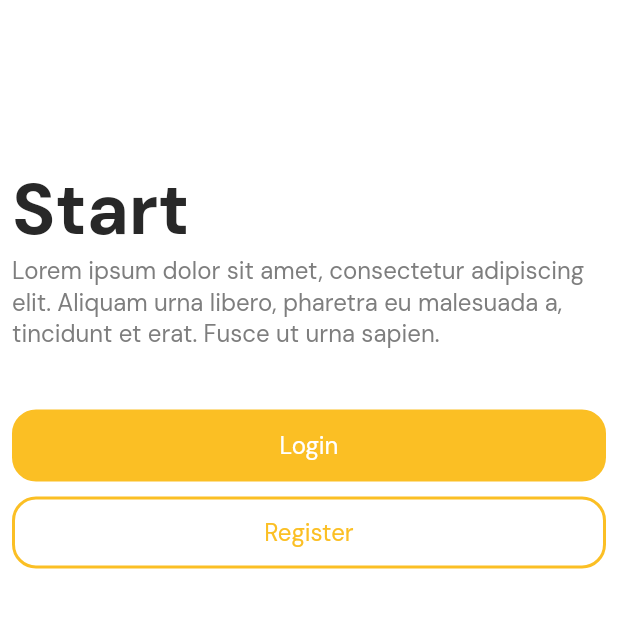
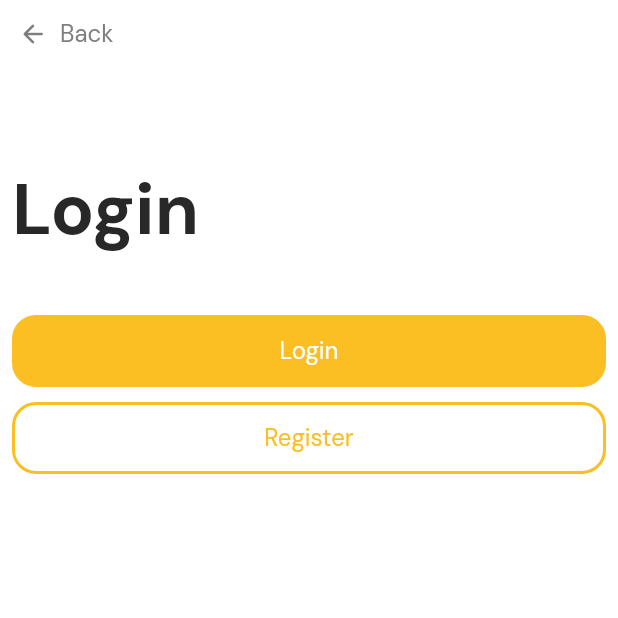
Before and after one commit to geoloupix/app, a Flutter app: the screen it shows after launch, after a tap on "Login", on a phone screen of 412 x 824 dp, the top half of it. Run offline on Flutter 3.47's test engine with Material 2 defaults, Android fonts, the phone set to English and light mode, and no system bars; our stand-ins replace dio, flutter_secure_storage, flutter_svg, google_fonts; accounts and stored records are empty.

Commit message:
work on login page

```diff
--- a/lib/app/core/router.dart
+++ b/lib/app/core/router.dart
@@ -1,4 +1,5 @@
 import 'package:app/screens/auth/auth.dart';
+import 'package:app/screens/auth/login/login.dart';
 import 'package:app/screens/error/error.dart';
 import 'package:app/screens/loading/loading.dart';
 import 'package:flutter/material.dart';
@@ -121,5 +122,6 @@ class AppRouter {
     const AppRoute(path: "loading", widget: LoadingScreen()),
     const AppRoute(path: "/loading", widget: LoadingScreen()),
     const AppRoute(path: "/auth", widget: AuthScreen()),
+    const AppRoute(path: "/auth/login", widget: AuthLoginScreen()),
   ];
 }
--- a/lib/screens/auth/auth.dart
+++ b/lib/screens/auth/auth.dart
@@ -29,7 +29,7 @@ class _AuthScreenState extends State<AuthScreen> {
                 AppButton(
                     text: "Login",
                     onTap: () async {
-                      print("tapped");
+                      Navigator.pushNamed(context, "/auth/login");
                     },
                     type: ButtonType.primary),
                 const SizedBox(height: 10),
--- /dev/null
+++ b/lib/screens/auth/login/login.dart
@@ -0,0 +1,64 @@
+import 'package:app/app/core/constants.dart';
+import 'package:app/widgets/button.dart';
+import 'package:flutter/material.dart';
+
+class AuthLoginScreen extends StatefulWidget {
+  const AuthLoginScreen({Key? key}) : super(key: key);
+
+  @override
+  State<AuthLoginScreen> createState() => _AuthLoginScreenState();
+}
+
+class _AuthLoginScreenState extends State<AuthLoginScreen> {
+  @override
+  Widget build(BuildContext context) {
+    return Scaffold(
+        backgroundColor: AppConstants.colors.white,
+        body: Stack(
+          children: [
+            SingleChildScrollView(
+              child: Padding(
+                padding: const EdgeInsets.all(8),
+                child: Column(
+                  crossAxisAlignment: CrossAxisAlignment.start,
+                  children: [
+                    const SizedBox(height: 100),
+                    Text("Login", style: AppConstants.texts.headline),
+                    const SizedBox(height: 40),
+                    AppButton(
+                        text: "Login",
+                        onTap: () async {
+                          print("tapped");
+                        },
+                        type: ButtonType.primary),
+                    const SizedBox(height: 10),
+                    AppButton(
+                        text: "Register",
+                        onTap: () async {
+                          print("tapped");
+                        },
+                        type: ButtonType.secondary)
+                  ],
+                ),
+              ),
+            ),
+            Positioned(
+              top: 12,
+              left: 12,
+              child: GestureDetector(
+                onTap: () {
+                  Navigator.pop(context);
+                },
+                child: Row(
+                  children: [
+                    Icon(Icons.arrow_back_rounded, color: AppConstants.colors.grey, size: 20),
+                    const SizedBox(width: 8),
+                    Text("Back", style: AppConstants.texts.paragraph)
+                  ],
+                ),
+              ),
+            ),
+          ],
+        ));
+  }
+}
--- a/lib/widgets/app.dart
+++ b/lib/widgets/app.dart
@@ -14,10 +14,9 @@ class _AppState extends State<App> {
   Widget build(BuildContext context) {
     SystemChrome.setPreferredOrientations([DeviceOrientation.portraitUp]);
 
-    return MaterialApp(
+    return const MaterialApp(
       title: 'Flutter Demo',
       debugShowCheckedModeBanner: false,
-      theme: ThemeData.dark(),
       initialRoute: "loading",
       onGenerateRoute: AppRouter.onGenerateRoute,
       themeMode: ThemeMode.light,
```
Also changed, not shown: lib/screens/auth/register/register.dart (added).
